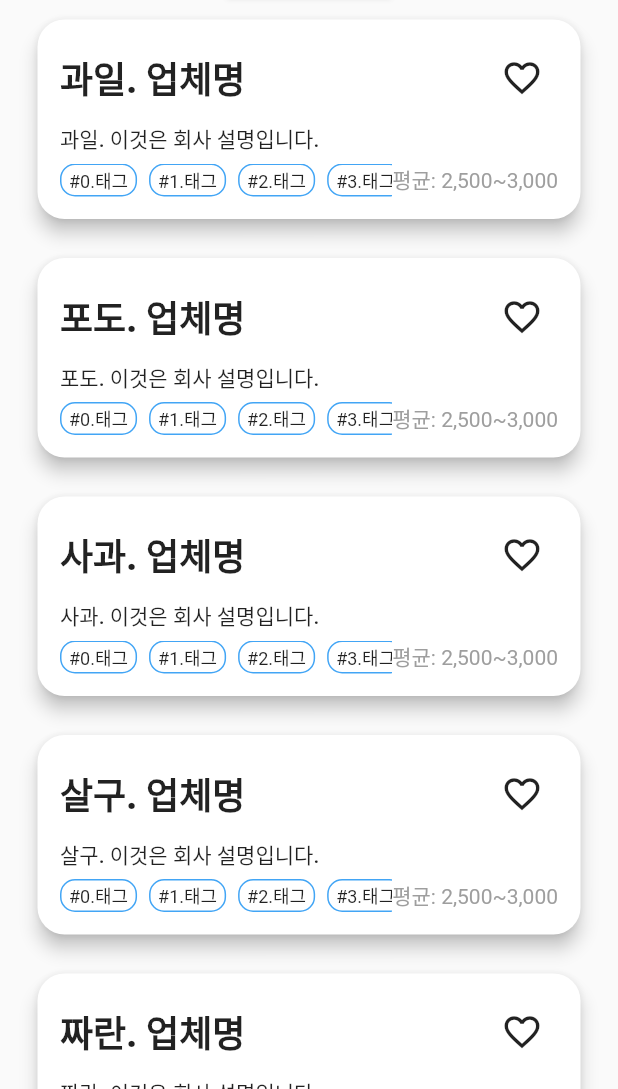
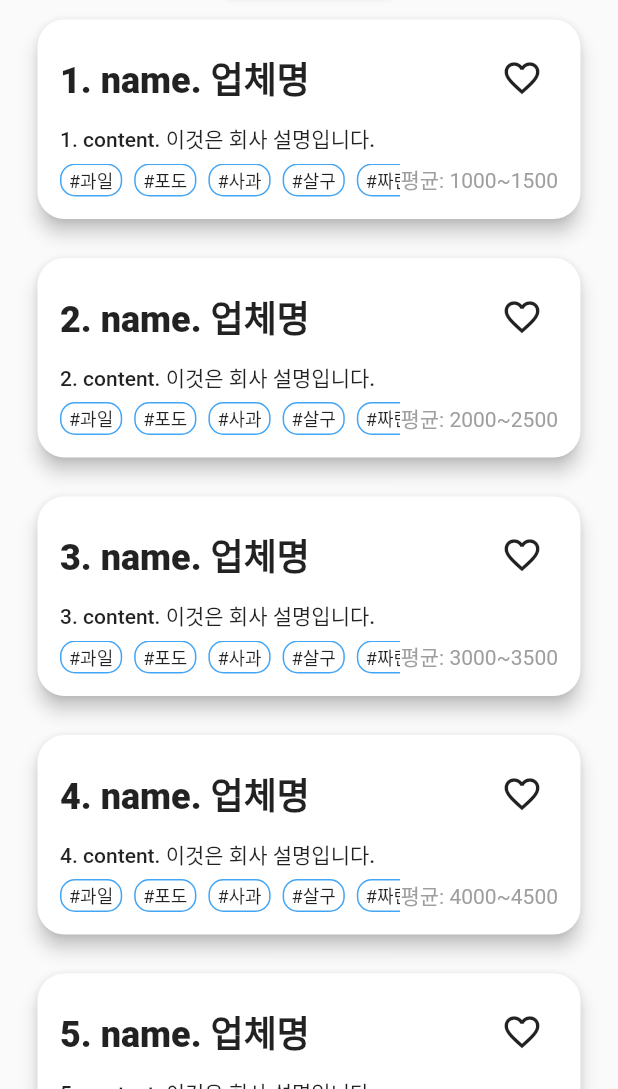
Before and after one commit to ansuvin/StudyingFlutter, a Flutter app: the screen it shows after launch, on a phone screen of 412 x 824 dp, the part 147-1236 px from its top. Run offline on Flutter 3.47's test engine with Material 2 defaults, Android fonts, the phone set to English and light mode, and no system bars; our stand-ins replace fluttertoast, geolocator, google_maps_flutter.

Commit message:
[CREATE] company_vo

```diff
--- a/Pra09/flutter_app/lib/main.dart
+++ b/Pra09/flutter_app/lib/main.dart
@@ -1,5 +1,6 @@
 import 'package:flutter/cupertino.dart';
 import 'package:flutter/material.dart';
+import 'package:flutter_app/model/company_vo.dart';
 import 'screans/design/custom_dialog.dart';
 import 'widgets/app_bar.dart';
 import 'widgets/drawer.dart';
@@ -23,17 +24,34 @@ class MyHomePage extends StatefulWidget {
   _MyHomePageState createState() => _MyHomePageState();
 }
 
-final List<String> list = <String>["과일","포도","사과","살구","짜란"];
-var isTrue = false;
 
 class _MyHomePageState extends State<MyHomePage> {
-  TextEditingController _textController1 = TextEditingController();
-  TextEditingController _textController2 = TextEditingController();
+  final List<String> list = <String>["과일", "포도", "사과", "살구", "짜란"];
+  var isTrue = false;
 
-  void _onHeartPressed() {
+  List<CompanyVO> compList = [];
+
+  @override
+  void initState() {
+    super.initState();
+    _listSetting();
+  }
+
+  _onHeartPressed(int index) {
     setState(() {
-      isTrue = !isTrue;
+      compList[index].isFavorite = !compList[index].isFavorite;
     });
+  }
+
+  void _listSetting() {
+    for (int i = 1; i <= 8; i++) {
+      compList.add(CompanyVO(name: "${i}. name",
+          content: "${i}. content",
+          tag: list,
+          minSalary: i*1000,
+          maxSalary: i*1000+500,
+          isFavorite: false));
+    }
   }
 
   @override
@@ -50,18 +68,19 @@ class _MyHomePageState extends State<MyHomePage> {
                   showDialog(
                       context: context,
                       barrierDismissible: false,
-                      builder: (BuildContext context) => CustomDialog(
-                            msg: "${_textController1.text}",
-                            description: "${_textController2.text}",
+                      builder: (BuildContext context) =>
+                          CustomDialog(
+                            msg: "title",
+                            description: "description",
                             buttonText: "이것은 버튼",
                           ));
                 },
               ),
               Expanded(
                 child: ListView.builder(
-                    itemCount: list.length,
+                    itemCount: compList.length,
                     itemBuilder: (context, index) {
-                      return buildItemCompany(context,index);
+                      return buildItemCompany(context, index);
                     }),
               )
             ],
@@ -69,7 +88,7 @@ class _MyHomePageState extends State<MyHomePage> {
         ));
   }
 
-  Widget buildItemCompany(BuildContext context, int index){
+  Widget buildItemCompany(BuildContext context, int index) {
     return Card(
       shape: RoundedRectangleBorder(
           borderRadius: BorderRadius.circular(18)
@@ -81,11 +100,12 @@ class _MyHomePageState extends State<MyHomePage> {
           showDialog(
               context: context,
               barrierDismissible: false,
-              builder: (BuildContext context) => CustomDialog(
-                msg: "${list[index]}. 업체명",
-                description: "${list[index]}. 소개",
-                buttonText: "이것은 버튼",
-              ));
+              builder: (BuildContext context) =>
+                  CustomDialog(
+                    msg: "${compList[index].name}. 업체명",
+                    description: "${compList[index].content}. 소개",
+                    buttonText: "이것은 버튼",
+                  ));
         },
         child: Padding(
           padding: EdgeInsets.all(15),
@@ -96,31 +116,31 @@ class _MyHomePageState extends State<MyHomePage> {
                 children: [
                   Expanded(
                     child: Text(
-                      "${list[index]}. 업체명",
+                      "${compList[index].name}. 업체명",
                       style: TextStyle(
                           fontSize: 24,
                           fontWeight: FontWeight.w900),
                     ),
                   ),
                   IconButton(
-                    icon: isTrue ?
+                    icon: compList[index].isFavorite ?
                     Icon(
                       Icons.favorite,
                       size: 28,
                       color: Colors.red,
-                    ):
+                    ) :
                     Icon(
                       Icons.favorite_border_outlined,
                       size: 28,
                     ),
-                    onPressed: _onHeartPressed,
+                    onPressed: () => _onHeartPressed(index),
                   ),
                 ],
               ),
               Padding(
                 padding: const EdgeInsets.only(top: 6, bottom: 6),
                 child: Text(
-                  "${list[index]}. 이것은 회사 설명입니다.",
+                  "${compList[index].content}. 이것은 회사 설명입니다.",
                   style: TextStyle(
                       fontSize: 14, fontWeight: FontWeight.w500),
                 ),
@@ -135,11 +155,11 @@ class _MyHomePageState extends State<MyHomePage> {
                             shrinkWrap: true,
                             itemCount: 5,
                             itemBuilder: (context, index) {
-                              return buildItemTag(index.toString());
+                              return buildItemTag(index);
                             })),
                   ),
                   Text(
-                    "평균: 2,500~3,000",
+                    "평균: ${compList[index].minSalary}~${compList[index].maxSalary}",
                     style: TextStyle(
                         fontSize: 14,
                         color: Colors.grey,
@@ -154,7 +174,7 @@ class _MyHomePageState extends State<MyHomePage> {
     );
   }
 
-  Widget buildItemTag(String tag) {
+  Widget buildItemTag(int index) {
     return Container(
       padding: EdgeInsets.fromLTRB(
           5, 1, 5, 1),
@@ -166,7 +186,7 @@ class _MyHomePageState extends State<MyHomePage> {
           border: Border.all(
             color: Colors.blue[400],
           )),
-      child: Text("#${tag}.태그",
+      child: Text("#${compList[index].tag[index]}",
         style: TextStyle(
             fontSize: 12,
             fontWeight: FontWeight.w400
--- /dev/null
+++ b/Pra09/flutter_app/lib/model/company_vo.dart
@@ -0,0 +1,18 @@
+import 'package:flutter/cupertino.dart';
+
+class CompanyVO {
+  String name;
+  String content;
+  List<String> tag;
+  int minSalary;
+  int maxSalary;
+  bool isFavorite;
+
+  CompanyVO(
+      {@required this.name,
+      @required this.content,
+      @required this.tag,
+      @required this.minSalary,
+      @required this.maxSalary,
+      @required this.isFavorite});
+}
```
